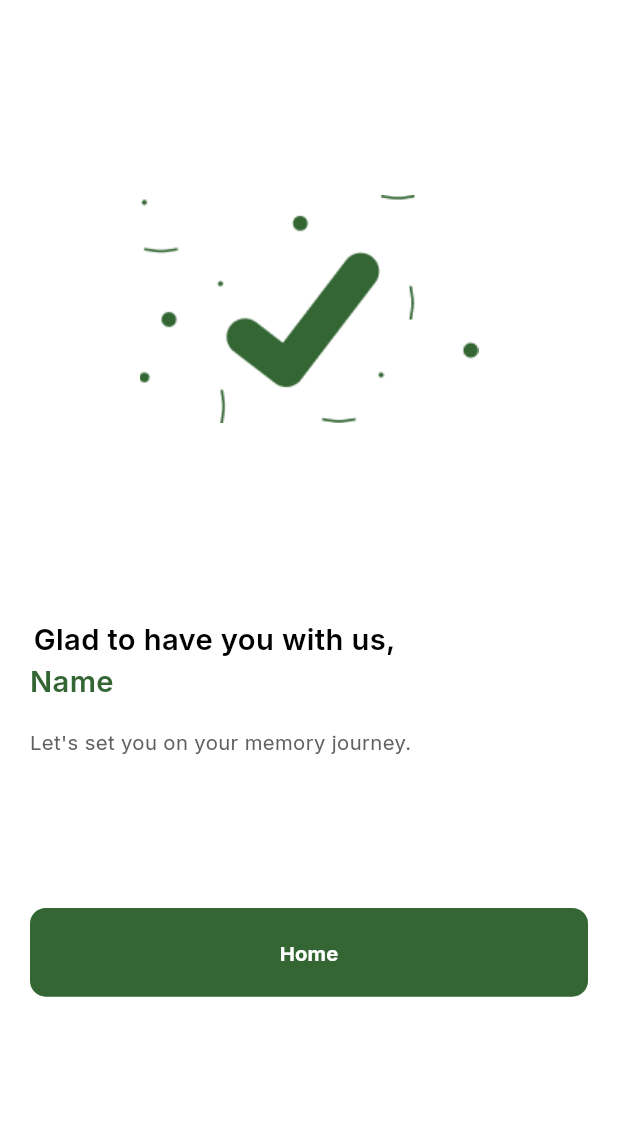
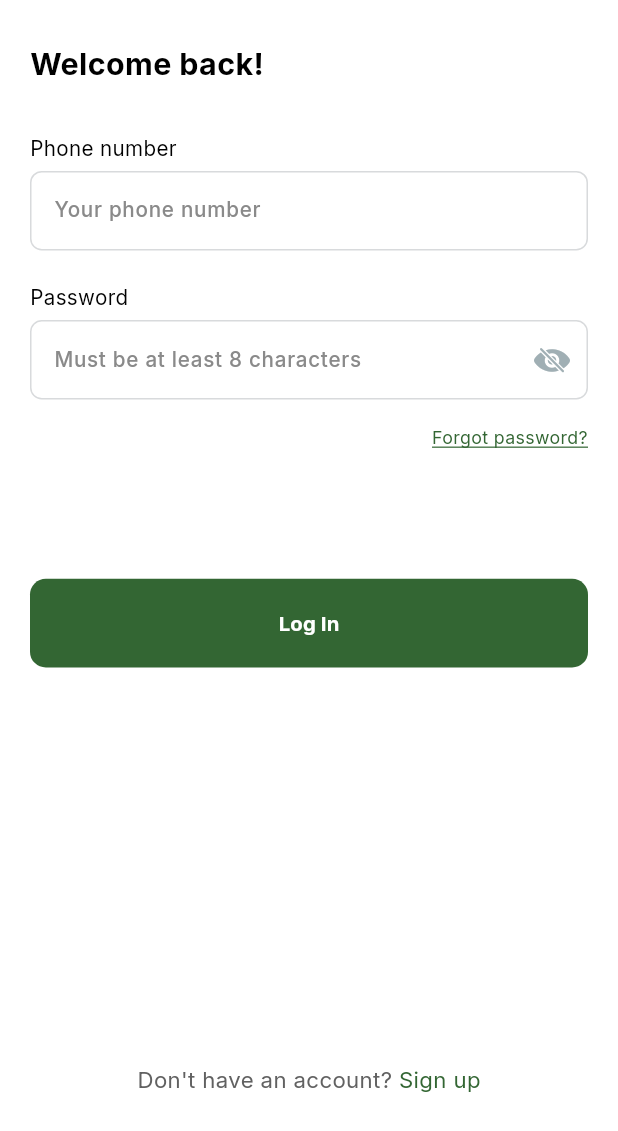
Before and after one commit to CinematicsOrg/akukom-mobile, a Flutter app: the VerificationSuccessfulView screen opened by its route, after a tap on "Home", on a phone screen of 412 x 824 dp. Shown: the top 1131 px of the screen. Run offline on Flutter 3.47's test engine with Material 2 defaults, Android fonts, the phone set to English and light mode, and no system bars; our stand-ins replace bloc, cached_network_image, equatable, flutter_bloc, flutter_dotenv, flutter_screenutil and 10 more; accounts and stored records are empty; project files that could hold a hidden picture were left out.

Commit message:
login screen design

```diff
--- a/lib/cores/constants/strings.dart
+++ b/lib/cores/constants/strings.dart
@@ -61,4 +61,36 @@ class AppStrings {
   static const String gladToHaveYou = 'Glad to have you with us, ';
   static const String letSetYou = 'Let\'s set you on your memory journey.';
   static const String home = 'Home';
+
+  // Login Screen
+  static const String welcomeBack = 'Welcome back!';
+  static const String forgotPassword = 'Forgot password?';
+  static const String loginIn = 'Log in';
+  static const String dontHaveAnAccount = 'Don\'t have an account? ';
+
+  // Forgot Password Screen
+  static const String forgotYourPassword = 'Forgot your password?';
+  static const String kindlyEnterYourEmail =
+      'Kindly provide your registered email address. We’ll send you an OTP to reset your password ';
+  static const String resetPassword = 'Reset password';
+  static const goBackToSignIn = 'Go back to sign in';
+
+  // Email Verification Screen
+  static const String verifyEmailAdress = 'Verify Email Address';
+  static const String kindlyEnterTheCode =
+      'Kindly enter the 4-digit OTP code sent to';
+
+  // New Password Screen
+  static const String createNewPassword = 'Create new password';
+  static const String newPassword = 'New password';
+  static const String newPasswordHint = 'Must be at least 8 characters';
+  static const String confirmPassword = 'Confirm password';
+  static const String confirmPasswordHint = 'Must be at least 8 characters';
+
+  // Password Reset Success Screen
+  static const String passwordResetSuccessful =
+      'Password reset successful! You can now log in with your new password.';
+  static const String youHaveSuccessfully =
+      'You have successfully reset your password. You can now log in with your new password.';
+  static const String continueToLogin = 'Continue to login';
 }
--- a/lib/cores/navigator/router_generator.dart
+++ b/lib/cores/navigator/router_generator.dart
@@ -35,6 +35,9 @@ class RouteGenerator {
       case VerificationSuccessfulView.routeName:
         return pageRoute(const VerificationSuccessfulView());
 
+      case LoginView.routeName:
+        return pageRoute(const LoginView());
+
       default:
         return errorRoute();
     }
--- a/lib/features/auth/presentation/views/__views.dart
+++ b/lib/features/auth/presentation/views/__views.dart
@@ -2,3 +2,4 @@ export 'create_account_view.dart';
 export 'complete_create_account_view.dart';
 export 'phone_otp_view.dart';
 export 'verification_successful_view.dart';
+export 'login_view.dart';
--- /dev/null
+++ b/lib/features/auth/presentation/views/login_view.dart
@@ -0,0 +1,100 @@
+import 'package:akukom/cores/components/components.dart';
+import 'package:akukom/cores/constants/__constants.dart';
+import 'package:akukom/cores/navigator/app_router.dart';
+import 'package:akukom/cores/utils/utils.dart';
+import 'package:akukom/features/auth/__auth.dart';
+import 'package:flutter/material.dart';
+
+class LoginView extends StatelessWidget {
+  static const String routeName = '/login';
+  const LoginView({super.key});
+
+  @override
+  Widget build(BuildContext context) {
+    return NormalScaffoldWidget(
+      body: Column(
+        crossAxisAlignment: CrossAxisAlignment.start,
+        children: [
+          verticalSpace(30),
+          const AuthHeaderWidget(AppStrings.welcomeBack),
+          verticalSpace(35),
+          const _LoginForm(),
+          verticalSpace(250),
+          Align(
+            alignment: Alignment.center,
+            child: TwoSpanTextWidget(
+              AppStrings.dontHaveAnAccount,
+              AppStrings.signUp,
+              fontSize: sp(14),
+              fontSize2: sp(14),
+              textColor: kcBlack700,
+              textColor2: kcPrimaryColor,
+              textAlign: TextAlign.center,
+            ),
+          ),
+          // verticalSpace(58),
+        ],
+      ),
+    );
+  }
+}
+
+class _LoginForm extends StatefulWidget {
+  const _LoginForm();
+
+  @override
+  State<_LoginForm> createState() => __LoginFormState();
+}
+
+class __LoginFormState extends State<_LoginForm> {
+  final phoneController = TextEditingController();
+  final passwordController = TextEditingController();
+
+  @override
+  void dispose() {
+    phoneController.dispose();
+    passwordController.dispose();
+    super.dispose();
+  }
+
+  @override
+  Widget build(BuildContext context) {
+    return Column(
+      children: [
+        TextFieldWidget(
+          hintText: AppStrings.phoneNumberHint,
+          title: AppStrings.phoneNumber,
+          textEditingController: phoneController,
+          textInputType: TextInputType.phone,
+        ),
+        verticalSpace(20),
+        TextFieldWidget(
+          hintText: AppStrings.passwordHint,
+          title: AppStrings.password,
+          textEditingController: passwordController,
+          textInputType: TextInputType.visiblePassword,
+          isPassword: true,
+        ),
+        verticalSpace(16),
+        Align(
+          alignment: Alignment.bottomRight,
+          child: TextWidget(
+            AppStrings.forgotPassword,
+            fontSize: sp(14),
+            decoration: TextDecoration.underline,
+            fontWeight: FontWeight.w400,
+            textAlign: TextAlign.end,
+            textColor: kcPrimaryColor,
+          ),
+        ),
+        verticalSpace(81),
+        Button(
+          text: AppStrings.login,
+          onTap: () {
+            AppRouter.instance.navigateTo(CompleteCreateAccountView.routeName);
+          },
+        ),
+      ],
+    );
+  }
+}
--- a/lib/features/auth/presentation/views/verification_successful_view.dart
+++ b/lib/features/auth/presentation/views/verification_successful_view.dart
@@ -2,6 +2,7 @@ import 'package:akukom/cores/components/components.dart';
 import 'package:akukom/cores/constants/__constants.dart';
 import 'package:akukom/cores/navigator/app_router.dart';
 import 'package:akukom/cores/utils/utils.dart';
+import 'package:akukom/features/auth/presentation/views/__views.dart';
 import 'package:flutter/material.dart';
 
 class VerificationSuccessfulView extends StatelessWidget {
@@ -61,7 +62,7 @@ class VerificationSuccessfulView extends StatelessWidget {
                     //   predicate: (route) => false,
                     // ),
                     onTap: () => AppRouter.instance.navigateTo(
-                      VerificationSuccessfulView.routeName,
+                      LoginView.routeName,
                     ),
                   ),
                 ],
```
